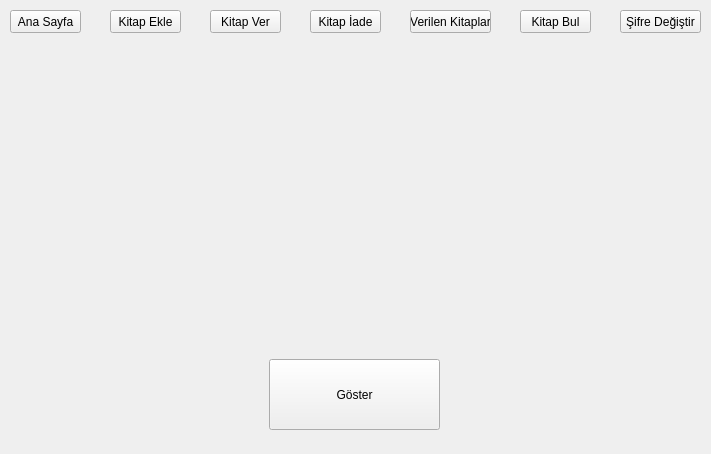
Before: the Qt Designer form library.ui in taydastahsin/APP-Library, drawn with Qt 5.
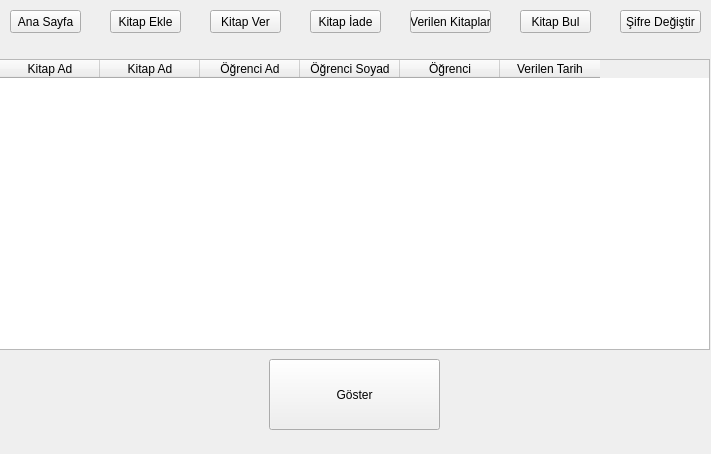
After: the same form once the commit is applied. The open tabs and pages were chosen to show the change. Icons and pictures are not drawn.

```diff
--- a/library.ui
+++ b/library.ui
@@ -658,6 +658,46 @@
        <string>Göster</string>
       </property>
      </widget>
+     <widget class="QTableWidget" name="tableWidget">
+      <property name="geometry">
+       <rect>
+        <x>0</x>
+        <y>10</y>
+        <width>711</width>
+        <height>291</height>
+       </rect>
+      </property>
+      <column>
+       <property name="text">
+        <string>Kitap Ad</string>
+       </property>
+      </column>
+      <column>
+       <property name="text">
+        <string>Kitap Ad</string>
+       </property>
+      </column>
+      <column>
+       <property name="text">
+        <string>Öğrenci Ad</string>
+       </property>
+      </column>
+      <column>
+       <property name="text">
+        <string>Öğrenci Soyad</string>
+       </property>
+      </column>
+      <column>
+       <property name="text">
+        <string>Öğrenci</string>
+       </property>
+      </column>
+      <column>
+       <property name="text">
+        <string>Verilen Tarih</string>
+       </property>
+      </column>
+     </widget>
     </widget>
     <widget class="QWidget" name="page_6">
      <widget class="QPushButton" name="pushButton_13">
```
Left out of the diff: 11 changed lines with no effect on the pictures.
